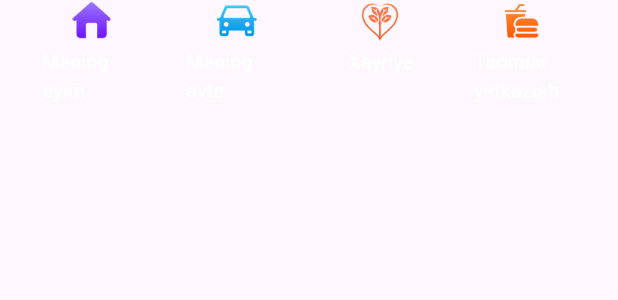
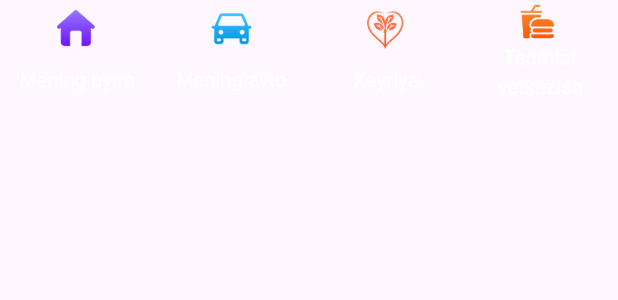
Before and after one commit to azureem/click, a Flutter app: what rowIconContainer1() shows on an empty page, opened directly, on a phone screen of 412 x 824 dp. Shown: the top 300 px of the screen. Run offline on Flutter 3.47's test engine with Material 3 defaults, Android fonts, the phone set to English and light mode, and no system bars; our stand-ins replace bloc, flutter_bloc, flutter_svg, mask_text_input_formatter; network calls fail.

Commit message:
MainScreen TextOverflow TextAlign.center

```diff
--- a/lib/presentation/screens/main_screens/tabs_screens/main/main_screen.dart
+++ b/lib/presentation/screens/main_screens/tabs_screens/main/main_screen.dart
@@ -143,13 +143,13 @@ class _MainScreenState extends State<MainScreen> {
         child: verticalSpace(16.0),
       ),
       SliverToBoxAdapter(
-        child: rowIconContainer1(),
+        child: rowIconContainer1(context),
       ),
       SliverToBoxAdapter(
         child: verticalSpace(46.0),
       ),
       SliverToBoxAdapter(
-        child: rowIconContainer2(),
+        child: rowIconContainer2(context),
       ),
       SliverToBoxAdapter(
         child: verticalSpace(24.0),
--- a/lib/presentation/screens/main_screens/tabs_screens/main/main_widgets/container_icon.dart
+++ b/lib/presentation/screens/main_screens/tabs_screens/main/main_widgets/container_icon.dart
@@ -7,46 +7,46 @@ import 'package:flutter/material.dart';
 
 Widget iconContainer(
     String img,
-    String title
+    String title,
+    BuildContext context
     ){
   return Container(
-    width: 68,
+    width: MediaQuery.of(context).size.width/4,
    height: 68,
    child: Column(
-
      crossAxisAlignment: CrossAxisAlignment.center, // Center horizontally
-
+     mainAxisAlignment: MainAxisAlignment.spaceAround,
      children: [
        Image.asset(img, width: 28.0, height: 28.0,),
-       verticalSpace(4.0),
-       txtRegular(title, 13.0, Colors.white)
+       //txtRegular(title, 13.0, Colors.white)
+       Text(title, style: TextStyle(color: Colors.white, fontSize: 13),maxLines: 2,overflow: TextOverflow.ellipsis,textAlign: TextAlign.center,)
      ],
    ),
   );
 }
 
 
-Widget rowIconContainer1(){
+Widget rowIconContainer1(BuildContext context){
   return Row(
     mainAxisAlignment: MainAxisAlignment.spaceEvenly,
     children: [
-      iconContainer(ImageAssets.homeImg, "Mening uyim"),
-      iconContainer(ImageAssets.autoImg, "Mening avto"),
-      iconContainer(ImageAssets.charityImg, "Xayriya"),
-      iconContainer(ImageAssets.fastfoodImg, "Taomlar yetkazish"),
+      iconContainer(ImageAssets.homeImg, "Mening uyim", context),
+      iconContainer(ImageAssets.autoImg, "Mening avto", context),
+      iconContainer(ImageAssets.charityImg, "Xayriya", context),
+      iconContainer(ImageAssets.fastfoodImg, "Taomlar yetkazish", context),
 
     ],
   );
 }
 
-Widget rowIconContainer2(){
+Widget rowIconContainer2(BuildContext context){
   return Row(
     mainAxisAlignment: MainAxisAlignment.spaceEvenly,
     children: [
-      iconContainer(ImageAssets.planeImg, "Avia chiptalar"),
-      iconContainer(ImageAssets.starImg, "Tanlangan to'lovlar"),
-      iconContainer(ImageAssets.qrImg, "Mening QR-kodim"),
-      iconContainer(ImageAssets.familyImg, "Mening oilam"),
+      iconContainer(ImageAssets.planeImg, "Avia chiptalar", context),
+      iconContainer(ImageAssets.starImg, "Tanlangan to'lovlar", context),
+      iconContainer(ImageAssets.qrImg, "Mening QR-kodim", context),
+      iconContainer(ImageAssets.familyImg, "Mening oilam", context),
 
     ],
   );
```
Also changed, not shown: pubspec.lock.
